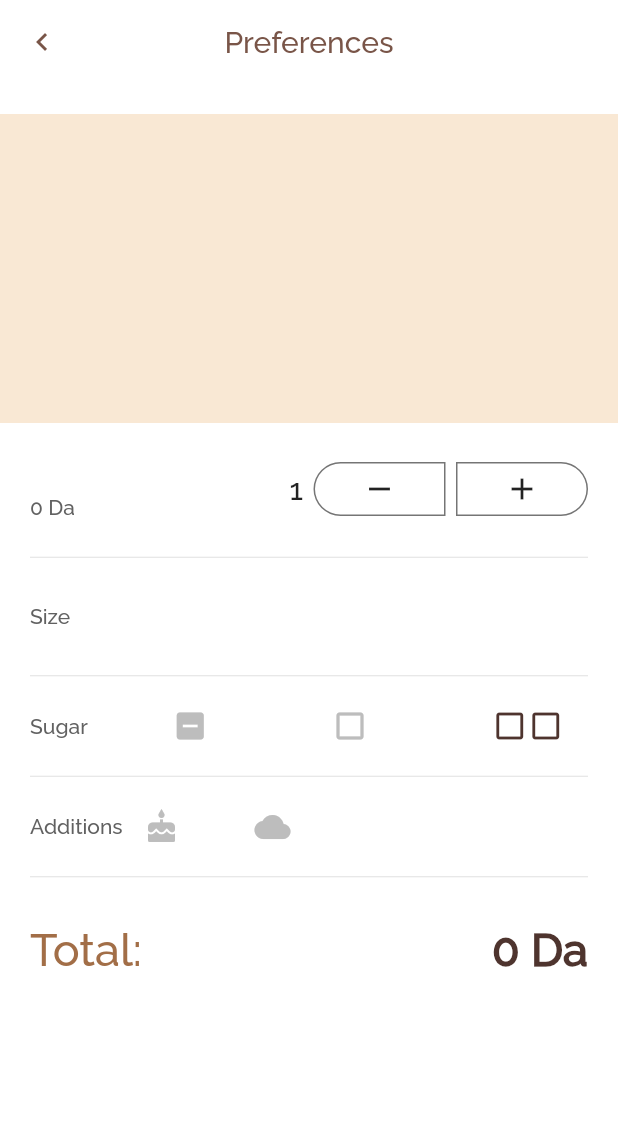
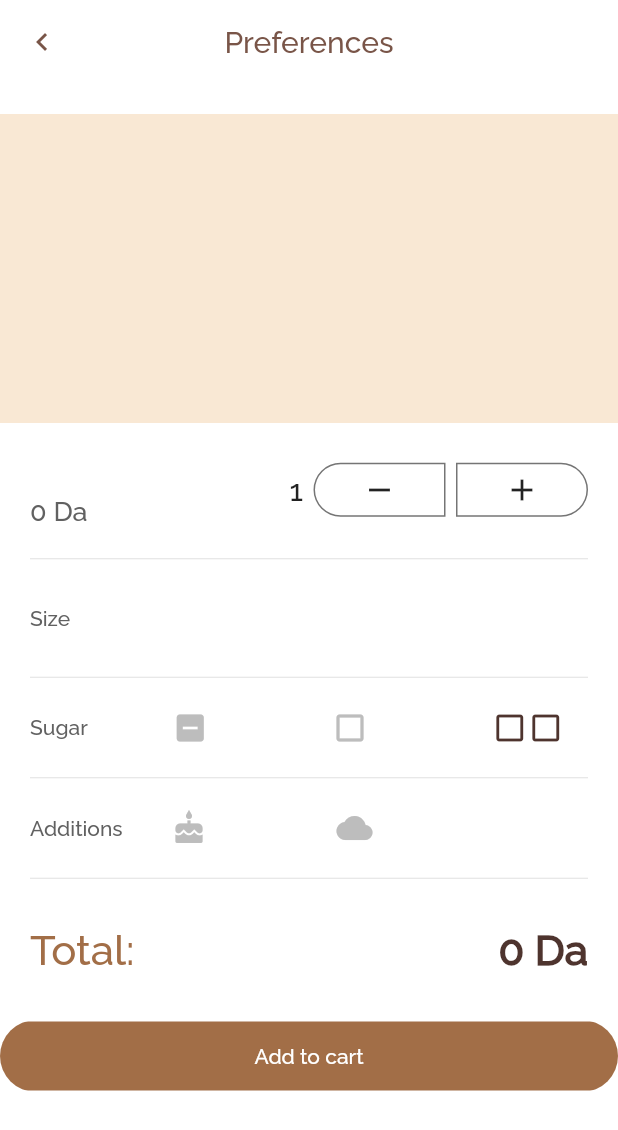
Before and after one commit to Mohammed-Benotmane/Jet-Coffee-Shop, a Flutter app: the MenuDetail screen opened directly with empty values, on a phone screen of 412 x 824 dp. Shown: the top 1130 px of the screen. Run offline on Flutter 3.47's test engine with Material 2 defaults, Android fonts, the phone set to English and light mode, and no system bars; our stand-ins replace flutter_spinkit, flutter_svg, font_awesome_flutter.

Commit message:
- completing menu detail screen

```diff
--- a/lib/screens/menu_detail.dart
+++ b/lib/screens/menu_detail.dart
@@ -50,12 +50,12 @@ class _MenuDetailState extends State<MenuDetail> {
                   crossAxisAlignment: CrossAxisAlignment.start,
                   children: <Widget>[
                     Text(widget.coffee.name,
-                        style: TextStyle(fontFamily: 'Raleway',
-                            fontSize: 16, color: Colors.brown.shade800, fontWeight: FontWeight.bold)),
+                        style: TextStyle(letterSpacing: 2,fontFamily: 'Raleway',
+                            fontSize: 20, color: Colors.brown.shade800, fontWeight: FontWeight.bold)),
                     SizedBox(height: 5),
                     Text(
                       "${widget.coffee.price} Da",
-                      style: TextStyle(fontFamily: 'Raleway',color: Colors.grey.shade700),
+                      style: TextStyle(fontSize: 18,fontFamily: 'Raleway',color: Colors.grey.shade700),
                     ),
                   ],
                 ),
@@ -157,11 +157,13 @@ class _MenuDetailState extends State<MenuDetail> {
                 SizedBox(width: 14),
                 Expanded(
                     child: Row(
-                      mainAxisAlignment: MainAxisAlignment.start,
+                      mainAxisAlignment: MainAxisAlignment.spaceEvenly,
                       children: <Widget>[
                         Icon(Icons.cake,color: Colors.grey.shade400),
                         SizedBox(width: 50),
                         Icon(Icons.cloud,color: Colors.grey.shade400),
+                        SizedBox(width: 65),
+                        Icon(Icons.cloud,color: Colors.white),
                       ],
                     ))
               ],
@@ -178,9 +180,26 @@ class _MenuDetailState extends State<MenuDetail> {
             child: Row(
               mainAxisAlignment: MainAxisAlignment.spaceBetween,
               children: <Widget>[
-                Text("Total:",style: TextStyle(fontFamily: 'Raleway',color: darkBrown,fontSize: 30)),
-                Text("${widget.coffee.price} Da",style: TextStyle(fontFamily: 'Raleway',color: Colors.brown.shade800,fontSize: 30,fontWeight: FontWeight.bold)),
+                Text("Total:",style: TextStyle(fontFamily: 'Raleway',color: darkBrown,fontSize: 28)),
+                Text("${widget.coffee.price} Da",style: TextStyle(fontFamily: 'Raleway',color: Colors.brown.shade800,fontSize: 28,fontWeight: FontWeight.bold)),
             ],),
+          ),
+          SizedBox(height: 30),
+          Column(
+            crossAxisAlignment: CrossAxisAlignment.stretch,
+            children: <Widget>[
+              ClipRRect(
+                  borderRadius: BorderRadius.circular(25),
+                  child: FlatButton(
+                    padding: EdgeInsets.fromLTRB(55, 15, 55, 15),
+                    onPressed: () {},
+                    child: Text(
+                      "Add to cart",
+                      style: TextStyle(fontFamily: 'Raleway',color: Colors.white),
+                    ),
+                    color: darkBrown,
+                  )),
+            ],
           ),
         ],
       ),
```
